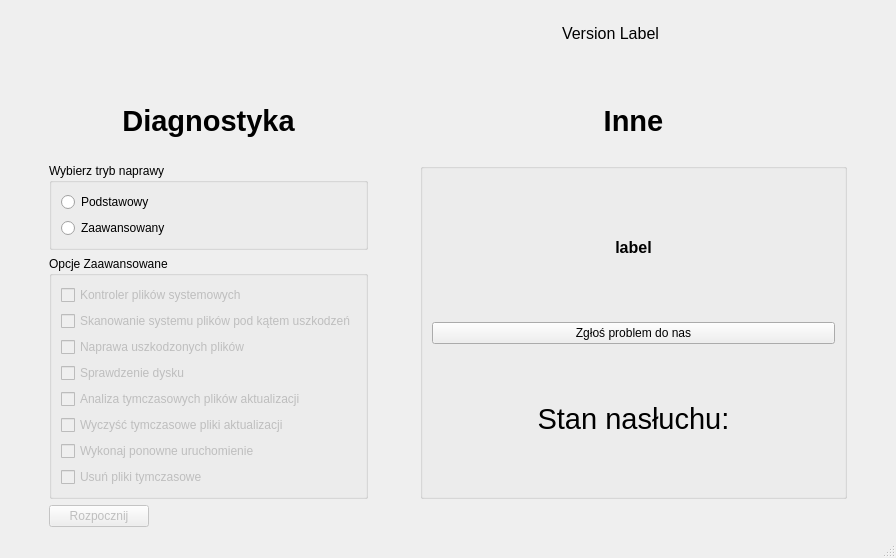
First picture: the form in Win_diagnosis_BASE/mainwindow.ui, repository lukpro681/PC-Diagnostic-Center, before the edit.
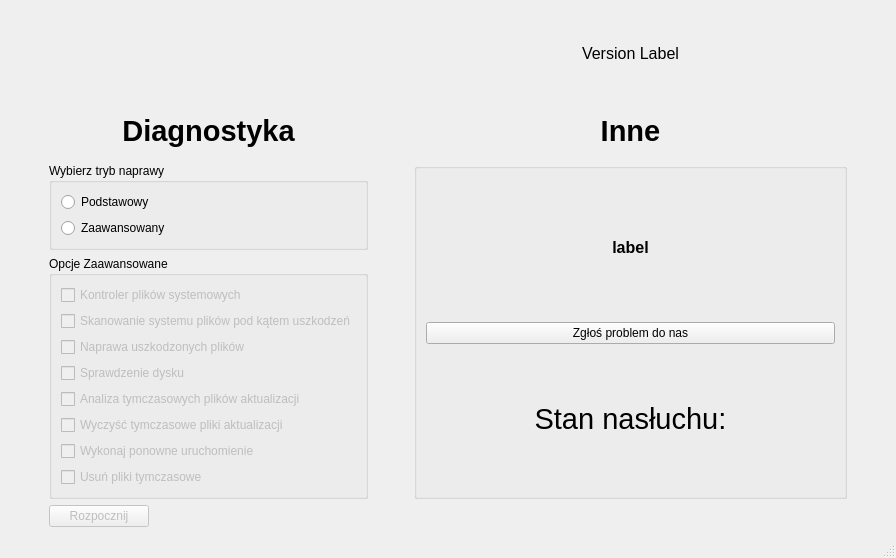
Second picture: the form after the edit. Icons and pictures are not drawn.

```diff
--- a/Win_diagnosis_BASE/mainwindow.ui
+++ b/Win_diagnosis_BASE/mainwindow.ui
@@ -159,6 +159,7 @@
       <property name="font">
        <font>
         <pointsize>22</pointsize>
+        <weight>75</weight>
         <bold>true</bold>
        </font>
       </property>
@@ -170,31 +171,6 @@
       </property>
      </widget>
     </item>
-    <item row="0" column="1">
-     <widget class="QLabel" name="logo">
-      <property name="maximumSize">
-       <size>
-        <width>175</width>
-        <height>50</height>
-       </size>
-      </property>
-      <property name="autoFillBackground">
-       <bool>false</bool>
-      </property>
-      <property name="text">
-       <string/>
-      </property>
-      <property name="pixmap">
-       <pixmap>rksound.png</pixmap>
-      </property>
-      <property name="scaledContents">
-       <bool>true</bool>
-      </property>
-      <property name="openExternalLinks">
-       <bool>true</bool>
-      </property>
-     </widget>
-    </item>
     <item row="5" column="2">
      <spacer name="horizontalSpacer_3">
       <property name="orientation">
@@ -272,32 +248,12 @@
       </layout>
      </widget>
     </item>
-    <item row="0" column="2" colspan="2">
-     <widget class="QLabel" name="welcome">
-      <property name="font">
-       <font>
-        <pointsize>12</pointsize>
-       </font>
-      </property>
-      <property name="text">
-       <string>&lt;html&gt;&lt;head/&gt;&lt;body&gt;&lt;p&gt;Version Label&lt;/p&gt;&lt;/body&gt;&lt;/html&gt;</string>
-      </property>
-      <property name="scaledContents">
-       <bool>false</bool>
-      </property>
-      <property name="alignment">
-       <set>Qt::AlignCenter</set>
-      </property>
-      <property name="wordWrap">
-       <bool>true</bool>
-      </property>
-     </widget>
-    </item>
     <item row="4" column="3">
      <widget class="QLabel" name="Other_prob">
       <property name="font">
        <font>
         <pointsize>22</pointsize>
+        <weight>75</weight>
         <bold>true</bold>
        </font>
       </property>
@@ -309,22 +265,6 @@
       </property>
      </widget>
     </item>
-    <item row="3" column="0">
-     <spacer name="horizontalSpacer_4">
-      <property name="orientation">
-       <enum>Qt::Horizontal</enum>
-      </property>
-      <property name="sizeType">
-       <enum>QSizePolicy::Fixed</enum>
-      </property>
-      <property name="sizeHint" stdset="0">
-       <size>
-        <width>40</width>
-        <height>20</height>
-       </size>
-      </property>
-     </spacer>
-    </item>
     <item row="5" column="4">
      <spacer name="horizontalSpacer_2">
       <property name="orientation">
@@ -362,6 +302,7 @@
          <property name="font">
           <font>
            <pointsize>12</pointsize>
+           <weight>75</weight>
            <bold>true</bold>
           </font>
          </property>
@@ -397,6 +338,68 @@
       </layout>
      </widget>
     </item>
+    <item row="1" column="1">
+     <widget class="QLabel" name="logo">
+      <property name="maximumSize">
+       <size>
+        <width>175</width>
+        <height>50</height>
+       </size>
+      </property>
+      <property name="autoFillBackground">
+       <bool>false</bool>
+      </property>
+      <property name="text">
+       <string/>
+      </property>
+      <property name="pixmap">
+       <pixmap>rksound.png</pixmap>
+      </property>
+      <property name="scaledContents">
+       <bool>true</bool>
+      </property>
+      <property name="openExternalLinks">
+       <bool>true</bool>
+      </property>
+     </widget>
+    </item>
+    <item row="0" column="0">
+     <spacer name="horizontalSpacer_4">
+      <property name="orientation">
+       <enum>Qt::Horizontal</enum>
+      </property>
+      <property name="sizeType">
+       <enum>QSizePolicy::Fixed</enum>
+      </property>
+      <property name="sizeHint" stdset="0">
+       <size>
+        <width>40</width>
+        <height>20</height>
+       </size>
+      </property>
+     </spacer>
+    </item>
+    <item row="1" column="3">
+     <widget class="QLabel" name="welcome">
+      <property name="font">
+       <font>
+        <pointsize>12</pointsize>
+       </font>
+      </property>
+      <property name="text">
+       <string>&lt;html&gt;&lt;head/&gt;&lt;body&gt;&lt;p&gt;Version Label&lt;/p&gt;&lt;/body&gt;&lt;/html&gt;</string>
+      </property>
+      <property name="scaledContents">
+       <bool>false</bool>
+      </property>
+      <property name="alignment">
+       <set>Qt::AlignCenter</set>
+      </property>
+      <property name="wordWrap">
+       <bool>true</bool>
+      </property>
+     </widget>
+    </item>
    </layout>
   </widget>
   <widget class="QStatusBar" name="statusbar"/>
```
Left out of the diff: 6 changed lines with no effect on the pictures.
